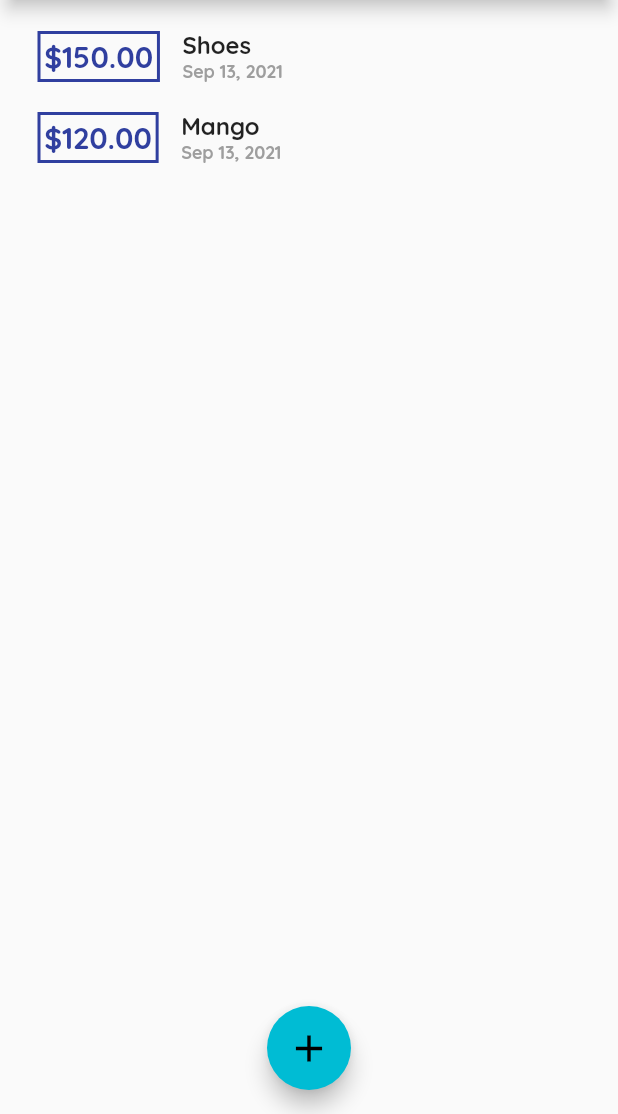
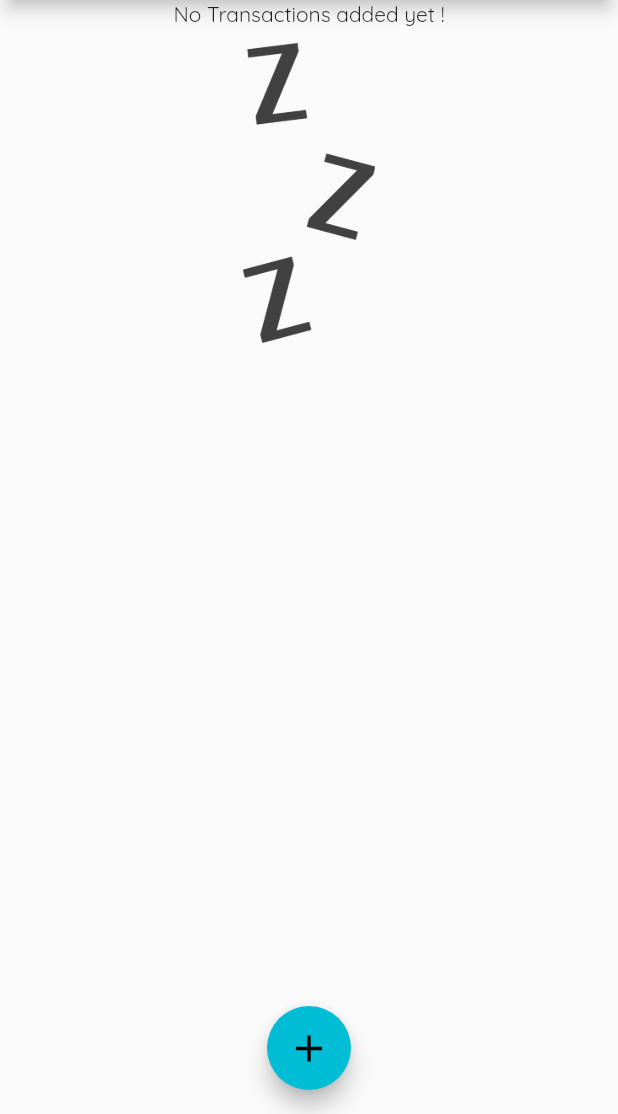
Before and after one commit to MostafaAmin0/personal_expense, a Flutter app: the screen it shows after launch, on a phone screen of 412 x 824 dp, the part 122-1236 px from its top. Run offline on Flutter 3.47's test engine with Material 2 defaults, Android fonts, the phone set to English and light mode, and no system bars.

```diff
--- a/lib/models/transaction_list.dart
+++ b/lib/models/transaction_list.dart
@@ -2,18 +2,18 @@ import 'package:personal_expense/models/transaction.dart';
 
 class TransactionList {
   List<Transaction> _transactionsList = [
-    Transaction(
-      id: '1',
-      name: 'Shoes',
-      date: DateTime.now(),
-      money: 150,
-    ),
-    Transaction(
-      id: '2',
-      name: 'Mango',
-      date: DateTime.now(),
-      money: 120,
-    ),
+    // Transaction(
+    //   id: '1',
+    //   name: 'Shoes',
+    //   date: DateTime.now(),
+    //   money: 150,
+    // ),
+    // Transaction(
+    //   id: '2',
+    //   name: 'Mango',
+    //   date: DateTime.now(),
+    //   money: 120,
+    // ),
   ];
 
   get list => _transactionsList;
--- a/lib/widget/expense_list.dart
+++ b/lib/widget/expense_list.dart
@@ -11,10 +11,26 @@ class ExpenseList extends StatelessWidget {
   Widget build(BuildContext context) {
     return Container(
       height: 300.0,
-      child: ListView.builder(
-        padding:EdgeInsets.all(10.0),
+      child: transactions.list.isEmpty
+          ? Column(
+              children: [
+                Text('No Transactions added yet !'),
+                SizedBox(
+                  height: 10.0,
+                ),
+                Container(
+                  child: Image.asset(
+                    'assets/image/waiting.png',
+                    fit: BoxFit.cover,
+                  ),
+                  height: 200.0,
+                ),
+              ],
+            )
+          : ListView.builder(
+              padding: EdgeInsets.all(10.0),
               itemCount: transactions.list.length,
-        itemBuilder: (ctx , index) {
+              itemBuilder: (ctx, index) {
                 return TransItem(
                   name: transactions.list[index].name,
                   date: transactions.list[index].date,
--- a/pubspec.yaml
+++ b/pubspec.yaml
@@ -46,8 +46,8 @@ flutter:
   uses-material-design: true
 
   # To add assets to your application, add an assets section, like this:
-  # assets:
-  #   - images/a_dot_burr.jpeg
+  assets:
+    - assets/image/waiting.png
   #   - images/a_dot_ham.jpeg
 
   # An image asset can refer to one or more resolution-specific "variants", see
```
Also changed, not shown: assets/image/waiting.png (added). Lines whose indentation alone changed are shown as unchanged.
